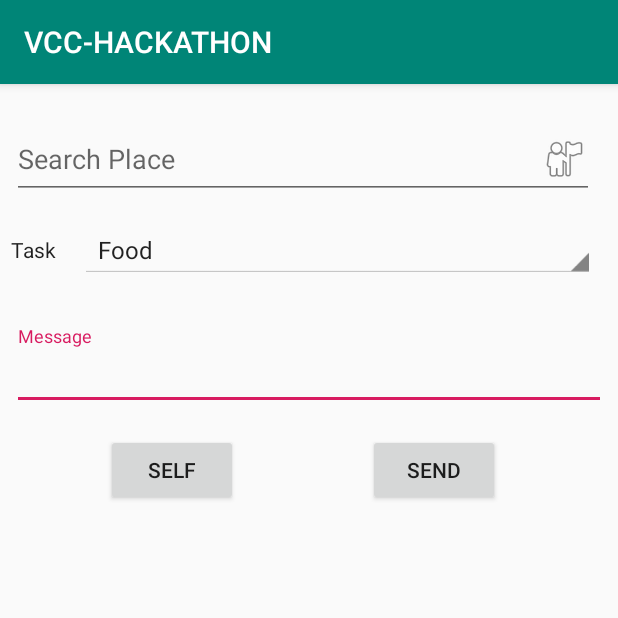
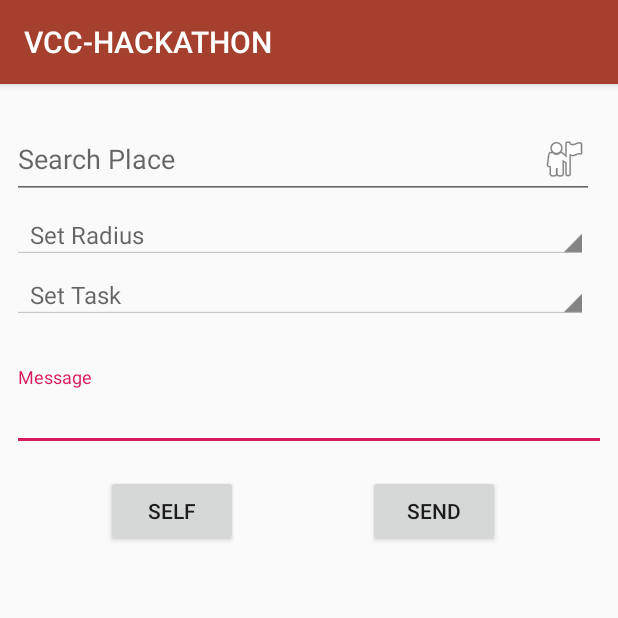
Before and after one commit to SekharMohan/Vcc-Hackathon, an Android app: the screen it shows after launch (MainActivity), on a phone screen of 412 x 824 dp, the top half of it. Run offline under Robolectric (Android 15) with nearby library versions, the phone set to English and light mode, and no system bars; our stand-ins replace ButterKnife.

```diff
--- a/app/src/main/java/com/vcc/hackathon/MainActivity.java
+++ b/app/src/main/java/com/vcc/hackathon/MainActivity.java
@@ -15,16 +15,20 @@ import android.support.design.widget.TextInputEditText;
 import android.support.v7.app.AppCompatActivity;
 import android.telephony.SmsManager;
 import android.text.TextUtils;
+import android.view.View;
+import android.view.ViewGroup;
 import android.widget.ArrayAdapter;
 import android.widget.Button;
 import android.widget.EditText;
 import android.widget.Spinner;
+import android.widget.TextView;
 
 import com.google.android.gms.location.places.Place;
 import com.google.android.gms.location.places.ui.PlacePicker;
 import com.google.android.gms.maps.model.LatLng;
 import com.vcc.hackathon.utils.PermissionUtils;
 
+import butterknife.BindArray;
 import butterknife.BindView;
 import butterknife.ButterKnife;
 import butterknife.OnClick;
@@ -47,6 +51,12 @@ public class MainActivity extends AppCompatActivity {
 	Spinner spinnerTask;
 	@BindView(R.id.btnSelf)
 	Button btnSelf;
+	@BindArray(R.array.task)
+	String[] task;
+	@BindArray(R.array.radius)
+	String[] radiusArr;
+	@BindView(R.id.spinner_radius)
+	Spinner spinnerRadius;
 
 	private LatLng mLatLng;
 
@@ -62,11 +72,38 @@ public class MainActivity extends AppCompatActivity {
 
 	private void initViews() {
 		editTextPlaceSearch.setKeyListener(null);
-		ArrayAdapter<CharSequence> adapter = ArrayAdapter.createFromResource(this, R.array.task, android.R.layout.simple_spinner_item);
-		adapter.setDropDownViewResource(android.R.layout.simple_spinner_dropdown_item);
-		spinnerTask.setAdapter(adapter);
+		bindAdapterToSpinner(spinnerTask, getArrayAdapter(task));
+		bindAdapterToSpinner(spinnerRadius, getArrayAdapter(radiusArr));
 	}
 
+	private void bindAdapterToSpinner(Spinner spinner, ArrayAdapter<CharSequence> adapter) {
+		adapter.setDropDownViewResource(android.R.layout.simple_spinner_dropdown_item);
+		spinner.setAdapter(adapter);
+		spinner.setSelection(adapter.getCount());
+	}
+
+	private ArrayAdapter<CharSequence> getArrayAdapter(String[] arr) {
+		return new ArrayAdapter<CharSequence>(this, android.R.layout.simple_spinner_item, arr) {
+
+			@Override
+			public View getView(int position, View convertView, ViewGroup parent) {
+
+				View v = super.getView(position, convertView, parent);
+				if (position == getCount()) {
+					((TextView) v.findViewById(android.R.id.text1)).setText("");
+					((TextView) v.findViewById(android.R.id.text1)).setHint(getItem(getCount())); //"Hint to be displayed"
+				}
+
+				return v;
+			}
+
+			@Override
+			public int getCount() {
+				return super.getCount() - 1; // you dont display last item. It is used as hint.
+			}
+
+		};
+	}
 
 	private void placePicker() {
 		try {
@@ -151,7 +188,7 @@ public class MainActivity extends AppCompatActivity {
 			return;
 		}
 
-		String content = "tag:VCC\n Message:"+ edtMessage.getText().toString()+"\nLocation url: http://maps.google.com/?q="+mLatLng.latitude+","+mLatLng.longitude;
+		String content = "tag:VCC\n Radius:"+spinnerRadius.getSelectedItem()+"\n Message:" + edtMessage.getText().toString() + "\nLocation url: http://maps.google.com/?q=" + mLatLng.latitude + "," + mLatLng.longitude;
 		sendSms(mobileNumber, content);
 
 	}
--- a/app/src/main/res/layout/activity_main.xml
+++ b/app/src/main/res/layout/activity_main.xml
@@ -35,40 +35,23 @@
         android:layout_marginStart="8dp"
         android:layout_marginTop="24dp"
         android:layout_marginEnd="16dp"
-        android:layout_marginBottom="8dp"
         android:drawableEnd="@android:drawable/ic_menu_myplaces"
         android:hint="Search Place"
-        app:layout_constraintBottom_toTopOf="@+id/textView"
         app:layout_constraintEnd_toEndOf="parent"
         app:layout_constraintStart_toStartOf="parent"
         app:layout_constraintTop_toTopOf="parent" />
 
-    <TextView
-        android:id="@+id/textView"
-        android:layout_width="wrap_content"
-        android:layout_height="wrap_content"
-        android:layout_marginStart="8dp"
-        android:layout_marginTop="24dp"
-        android:layout_marginEnd="8dp"
-        android:text="Task"
-        android:textAppearance="@style/TextAppearance.AppCompat"
-        app:layout_constraintEnd_toStartOf="@+id/spinnerTask"
-        app:layout_constraintStart_toStartOf="parent"
-        app:layout_constraintTop_toBottomOf="@+id/editText_sear_place" />
-
     <Spinner
         android:id="@+id/spinnerTask"
         style="@android:style/Widget.Holo.Light.Spinner"
-        android:layout_width="343dp"
+        android:layout_width="match_parent"
         android:layout_height="wrap_content"
         android:layout_marginStart="8dp"
-        android:layout_marginLeft="8dp"
-        android:layout_marginTop="16dp"
-        android:layout_marginEnd="16dp"
-        android:layout_marginRight="16dp"
+        android:layout_marginTop="8dp"
+        android:layout_marginEnd="20dp"
         app:layout_constraintEnd_toEndOf="parent"
-        app:layout_constraintStart_toEndOf="@+id/textView"
-        app:layout_constraintTop_toBottomOf="@+id/editText_sear_place" />
+        app:layout_constraintStart_toStartOf="parent"
+        app:layout_constraintTop_toBottomOf="@+id/spinner_radius" />
 
     <Button
         android:id="@+id/btnSelf"
@@ -96,4 +79,15 @@
         app:layout_constraintStart_toEndOf="@+id/btnSelf"
         app:layout_constraintTop_toBottomOf="@+id/textInputLayout" />
 
+    <Spinner
+        android:id="@+id/spinner_radius"
+        android:layout_width="match_parent"
+        android:layout_height="wrap_content"
+        android:layout_marginStart="8dp"
+        android:layout_marginEnd="20dp"
+        style="@android:style/Widget.Holo.Light.Spinner"
+        android:layout_marginTop="8dp"
+        app:layout_constraintStart_toStartOf="parent"
+        app:layout_constraintTop_toBottomOf="@+id/editText_sear_place" />
+
 </android.support.constraint.ConstraintLayout>
--- a/app/src/main/res/values/colors.xml
+++ b/app/src/main/res/values/colors.xml
@@ -1,6 +1,6 @@
 <?xml version="1.0" encoding="utf-8"?>
 <resources>
-    <color name="colorPrimary">#008577</color>
-    <color name="colorPrimaryDark">#00574B</color>
+    <color name="colorPrimary">#a6402e</color>
+    <color name="colorPrimaryDark">#ba2a3b</color>
     <color name="colorAccent">#D81B60</color>
 </resources>
--- a/app/src/main/res/values/strings.xml
+++ b/app/src/main/res/values/strings.xml
@@ -1,4 +1,21 @@
 <resources>
     <string name="app_name">VCC-HACKATHON</string>
-    <string name="title_activity_maps">Map</string>
+
+
+    <string-array name="task">
+        <item>Food</item>
+        <item>Alcohol</item>
+        <item>Medicine</item>
+        <item>Laundry</item>
+        <item>Set Task</item>
+    </string-array>
+
+    <string-array name="radius">
+        <item>500</item>
+        <item>1000</item>
+        <item>1500</item>
+        <item>2500</item>
+        <item>3000</item>
+        <item>Set Radius</item>
+    </string-array>
 </resources>
--- a/app/src/main/res/values/styles.xml
+++ b/app/src/main/res/values/styles.xml
@@ -8,11 +8,4 @@
         <item name="colorAccent">@color/colorAccent</item>
     </style>
 
-    <string-array name="task">
-        <item>Food</item>
-        <item>Alcohol</item>
-        <item>Medicine</item>
-        <item>Laundry</item>
-    </string-array>
-
 </resources>
```
